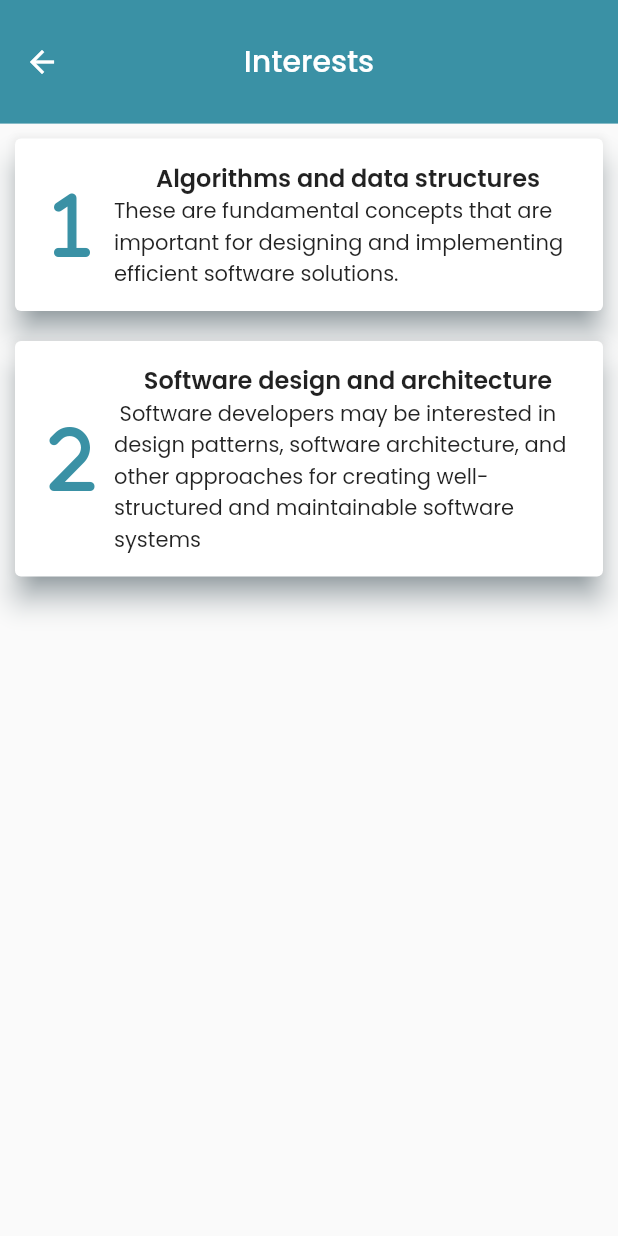
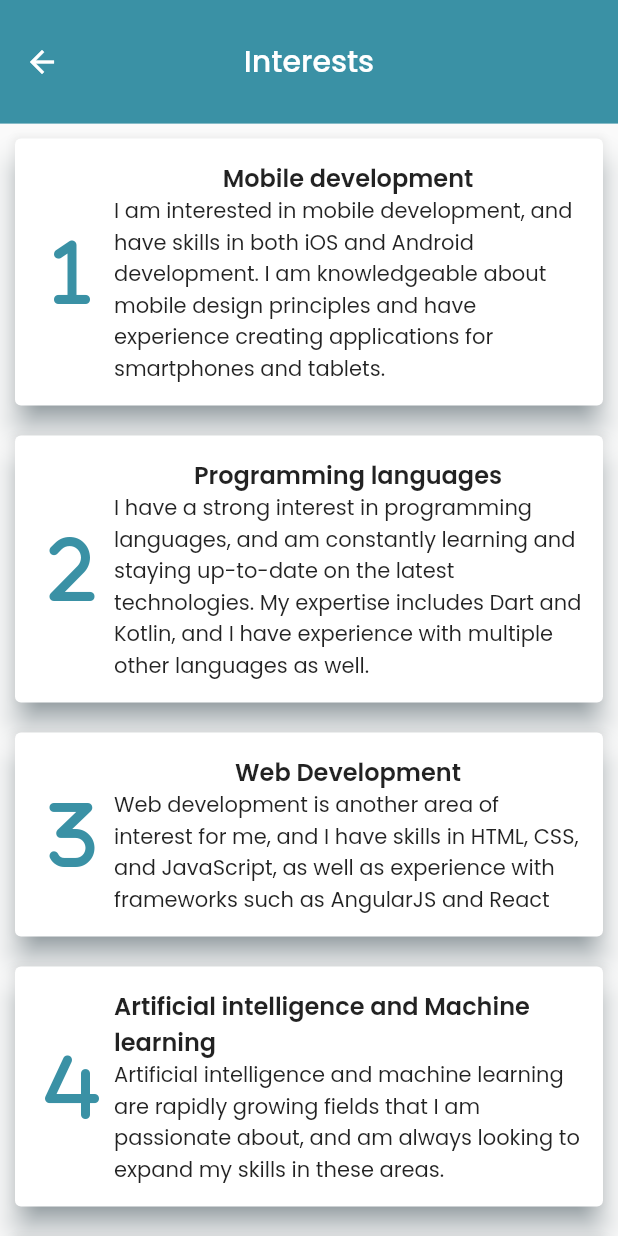
Before and after one commit to Crucialjun/flutter_cv, a Flutter app: the screen it shows after launch, after a tap on "Intrests", on a phone screen of 412 x 824 dp. Run offline on Flutter 3.47's test engine with Material 2 defaults, Android fonts, the phone set to English and light mode, and no system bars; our stand-ins replace flutter_rating_bar, flutter_svg, font_awesome_flutter, google_fonts, webview_flutter.

Commit message:
Intrests screen

```diff
--- a/lib/interests_screen.dart
+++ b/lib/interests_screen.dart
@@ -19,21 +19,48 @@ class InterestsScreen extends StatelessWidget {
         centerTitle: true,
       ),
       body: SafeArea(
-        child:
-            Column(mainAxisAlignment: MainAxisAlignment.start, children: const [
+        child: SingleChildScrollView(
+          child: Column(
+              mainAxisAlignment: MainAxisAlignment.start,
+              children: const [
                 InterestItem(
                   icon: FontAwesomeIcons.one,
-            title: "Algorithms and data structures",
+                  title: "Mobile development",
                   text:
-                "These are fundamental concepts that are important for designing and implementing efficient software solutions.",
+                      "I am interested in mobile development, and have skills in both iOS and Android development. I am knowledgeable about mobile design principles and have experience creating applications for smartphones and tablets.",
                 ),
                 InterestItem(
                   icon: FontAwesomeIcons.two,
-            title: "Software design and architecture",
+                  title: "Programming languages",
                   text:
-                " Software developers may be interested in design patterns, software architecture, and other approaches for creating well-structured and maintainable software systems",
-          )
+                      "I have a strong interest in programming languages, and am constantly learning and staying up-to-date on the latest technologies. My expertise includes Dart and Kotlin, and I have experience with multiple other languages as well.",
+                ),
+                InterestItem(
+                  icon: FontAwesomeIcons.three,
+                  title: "Web Development",
+                  text:
+                      "Web development is another area of interest for me, and I have skills in HTML, CSS, and JavaScript, as well as experience with frameworks such as AngularJS and React",
+                ),
+                InterestItem(
+                  icon: FontAwesomeIcons.four,
+                  title: "Artificial intelligence and Machine learning",
+                  text:
+                      "Artificial intelligence and machine learning are rapidly growing fields that I am passionate about, and am always looking to expand my skills in these areas.",
+                ),
+                InterestItem(
+                  icon: FontAwesomeIcons.five,
+                  title: "User experience design and user interface design",
+                  text:
+                      "I am also passionate about user experience and interface design, and have experience creating intuitive and visually appealing software that is easy to use.",
+                ),
+                InterestItem(
+                  icon: FontAwesomeIcons.six,
+                  title: "Continuous integration and delivery",
+                  text:
+                      "Finally, I have experience with continuous integration and delivery processes, including automated testing and version control.",
+                ),
               ]),
+        ),
       ),
     );
   }
--- a/lib/main_dashboard.dart
+++ b/lib/main_dashboard.dart
@@ -3,6 +3,7 @@ import 'package:flutter/services.dart';
 import 'package:flutter_cv/background_screen.dart';
 import 'package:flutter_cv/experience_screen.dart';
 import 'package:flutter_cv/interests_screen.dart';
+import 'package:flutter_cv/portfolio_screen.dart';
 import 'package:flutter_cv/utils/global_constants.dart';
 import 'package:flutter_cv/utils/main_dashboard_controller.dart';
 import 'package:flutter_cv/widgets/contact_item.dart';
@@ -249,9 +250,16 @@ class MainDashboard extends StatelessWidget {
                                   iconAssetPath: "assets/intrest_icon.svg",
                                   title: "Intrests"),
                             ),
-                            const CvItem(
-                                iconAssetPath: "assets/portfolio_icon.svg",
-                                title: "Projects"),
+                            InkWell(
+                              onTap: () {
+                                Navigator.of(context).push(MaterialPageRoute(
+                                    builder: (context) =>
+                                        const PortfolioScreen()));
+                              },
+                              child: const CvItem(
+                                  iconAssetPath: "assets/portfolio_icon.svg",
+                                  title: "Projects"),
+                            ),
                           ],
                         )),
                   )),
--- a/pubspec.yaml
+++ b/pubspec.yaml
@@ -41,6 +41,7 @@ dependencies:
   font_awesome_flutter: ^10.2.1
   flutter_svg: ^1.1.6
   flutter_rating_bar: ^4.0.1
+  webview_flutter: ^4.0.1
 
 dev_dependencies:
   flutter_test:
```
Also changed, not shown: lib/portfolio_screen.dart (added, +34 -0 lines), pubspec.lock. Lines whose indentation alone changed are shown as unchanged.
